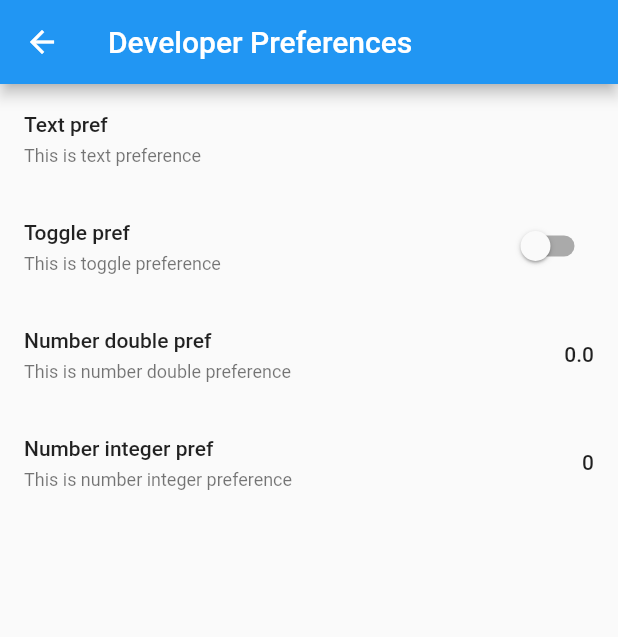
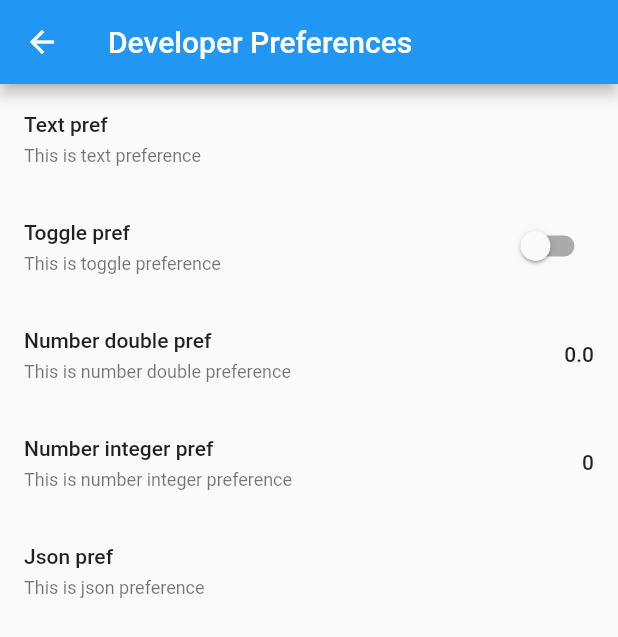
Before and after one commit to theRealGetman/feature-manager, a Flutter app: the screen it shows after launch, after a tap on "Open developer preferences", on a phone screen of 412 x 824 dp. Shown: the top 637 px of the screen. Run offline on Flutter 3.47's test engine with Material 2 defaults, Android fonts, the phone set to English and light mode, and no system bars; our stand-ins replace flutter_bloc, shared_preferences.

Commit message:
Release 1.1.0

```diff
--- a/example/lib/features.dart
+++ b/example/lib/features.dart
@@ -33,10 +33,19 @@ class Features {
     valueType: FeatureValueType.integerNumber,
   );
 
+  static const Feature jsonFeature = Feature(
+    key: 'dev-prefs-json-pref',
+    title: 'Json pref',
+    description: 'This is json preference',
+    defaultValue: "{value: 'Json default value'}",
+    valueType: FeatureValueType.json,
+  );
+
   static const List<Feature> values = <Feature>[
     Features.textFeature,
     Features.booleanFeature,
     Features.doubleFeature,
     Features.integerFeature,
+    Features.jsonFeature,
   ];
 }
--- a/example/lib/main.dart
+++ b/example/lib/main.dart
@@ -1,10 +1,29 @@
 import 'package:feature_manager/feature_manager.dart';
 import 'package:flutter/material.dart';
+import 'package:shared_preferences/shared_preferences.dart';
+import 'package:provider/provider.dart';
 
 import 'features.dart';
 
-void main() {
-  runApp(MyApp());
+void main() async {
+  WidgetsFlutterBinding.ensureInitialized();
+  final SharedPreferences sharedPreferences =
+      await SharedPreferences.getInstance();
+  runApp(
+    MultiProvider(
+      providers: [
+        Provider.value(
+          value: sharedPreferences,
+        ),
+        Provider<FeatureManager>(
+          create: (BuildContext context) => FeatureManager(
+            sharedPreferences: context.read(),
+          ),
+        ),
+      ],
+      child: MyApp(),
+    ),
+  );
 }
 
 class MyApp extends StatelessWidget {
@@ -26,10 +45,10 @@ class MyHomePage extends StatefulWidget {
 }
 
 class _MyHomePageState extends State<MyHomePage> {
-  FeatureManager featureManager = FeatureManager();
-
   @override
   Widget build(BuildContext context) {
+    final bool isEnabled =
+        context.read<FeatureManager>().isEnabled(Features.booleanFeature);
     return Scaffold(
       appBar: AppBar(
         title: Text('Feature Manager Demo Application'),
@@ -38,12 +57,7 @@ class _MyHomePageState extends State<MyHomePage> {
         child: Column(
           mainAxisSize: MainAxisSize.min,
           children: [
-            FutureBuilder<bool>(
-              initialData: Features.booleanFeature.defaultValue as bool,
-              future: featureManager.isEnabled(Features.booleanFeature),
-              builder: (BuildContext context, snapshot) {
-                final bool isEnabled = snapshot.data ?? false;
-                return Text.rich(
+            Text.rich(
               TextSpan(
                 text: 'Feature toggle ',
                 children: <InlineSpan>[
@@ -55,8 +69,6 @@ class _MyHomePageState extends State<MyHomePage> {
                   ),
                 ],
               ),
-                );
-              },
             ),
             const SizedBox(height: 16.0),
             ElevatedButton(
@@ -66,7 +78,10 @@ class _MyHomePageState extends State<MyHomePage> {
                     .push(
                   MaterialPageRoute(
                     builder: (BuildContext context) =>
-                        DeveloperPreferencesScreen(Features.values),
+                        DeveloperPreferencesScreen(
+                      featuresList: Features.values,
+                      sharedPreferences: context.read(),
+                    ),
                   ),
                 )
                     .then((value) {
--- a/lib/src/data/feature_repository.dart
+++ b/lib/src/data/feature_repository.dart
@@ -4,11 +4,15 @@ import 'package:feature_manager/src/domain/models/feature.dart';
 import 'package:shared_preferences/shared_preferences.dart';
 
 class FeatureRepository {
-  FeatureRepository(this.featuresList) {
+  FeatureRepository({
+    required this.featuresList,
+    required this.sharedPreferences,
+  }) {
     _featuresStreamController = StreamController<List<Feature>>.broadcast();
   }
 
   final List<Feature> featuresList;
+  final SharedPreferences sharedPreferences;
 
   late StreamController<List<Feature>> _featuresStreamController;
 
@@ -16,8 +20,7 @@ class FeatureRepository {
 
   Future<List<Feature>> getFeatures() async {
     final List<Feature> updatedFeatures = [];
-    final SharedPreferences sharedPreferences =
-        await SharedPreferences.getInstance();
+    await sharedPreferences.reload();
 
     for (final Feature feature in featuresList) {
       updatedFeatures.add(
@@ -36,9 +39,6 @@ class FeatureRepository {
     Feature feature,
     Object? value,
   ) async {
-    final SharedPreferences sharedPreferences =
-        await SharedPreferences.getInstance();
-
     switch (feature.valueType) {
       case FeatureValueType.toggle:
         await sharedPreferences.setBool(feature.key, value as bool);
@@ -50,6 +50,7 @@ class FeatureRepository {
         await sharedPreferences.setInt(feature.key, value as int);
         break;
       case FeatureValueType.text:
+      case FeatureValueType.json:
         await sharedPreferences.setString(feature.key, value as String);
         break;
     }
--- a/lib/src/domain/models/feature.dart
+++ b/lib/src/domain/models/feature.dart
@@ -73,4 +73,5 @@ class Feature {
 }
 
 enum FeatureType { feature, experiment }
-enum FeatureValueType { text, toggle, doubleNumber, integerNumber }
+
+enum FeatureValueType { text, toggle, doubleNumber, integerNumber, json }
--- a/lib/src/presentation/feature_item.dart
+++ b/lib/src/presentation/feature_item.dart
@@ -33,7 +33,7 @@ class _FeatureItemState extends State<_FeatureItem> {
         item.valueType == FeatureValueType.integerNumber) {
       typeSpecificWidget = Text(
         item.value == null ? '${item.defaultValue}' : '${item.value}',
-        style: Theme.of(context).textTheme.bodyText1,
+        style: Theme.of(context).textTheme.bodyLarge,
       );
     } else {
       typeSpecificWidget = const SizedBox();
@@ -44,12 +44,12 @@ class _FeatureItemState extends State<_FeatureItem> {
     return ListTile(
       title: Text(
         item.title,
-        style: Theme.of(context).textTheme.bodyText1,
+        style: Theme.of(context).textTheme.bodyLarge,
       ),
       subtitle: isWithDescription
           ? Text(
               item.description,
-              style: Theme.of(context).textTheme.caption,
+              style: Theme.of(context).textTheme.bodySmall,
             )
           : null,
       trailing: typeSpecificWidget,
@@ -118,13 +118,13 @@ class _FeatureItemState extends State<_FeatureItem> {
           title: Column(
             crossAxisAlignment: CrossAxisAlignment.start,
             children: [
-              Text(item.title, style: Theme.of(context).textTheme.bodyText1),
+              Text(item.title, style: Theme.of(context).textTheme.bodyLarge),
               if (isWithDescription)
                 Row(
                   children: <Widget>[
                     Text(
                       item.description,
-                      style: Theme.of(context).textTheme.caption?.copyWith(
+                      style: Theme.of(context).textTheme.bodySmall?.copyWith(
                             color: Colors.grey,
                           ),
                     ),
@@ -141,7 +141,7 @@ class _FeatureItemState extends State<_FeatureItem> {
                 'Save',
                 style: Theme.of(context)
                     .textTheme
-                    .bodyText1
+                    .bodyLarge
                     ?.copyWith(color: Colors.green),
               ),
               onPressed: () {
@@ -165,7 +165,7 @@ class _FeatureItemState extends State<_FeatureItem> {
                 'Cancel',
                 style: Theme.of(context)
                     .textTheme
-                    .bodyText1
+                    .bodyLarge
                     ?.copyWith(color: Colors.red),
               ),
               onPressed: () {
--- a/lib/src/presentation/features_screen.dart
+++ b/lib/src/presentation/features_screen.dart
@@ -4,22 +4,28 @@ import 'package:feature_manager/src/domain/models/feature.dart';
 import 'package:flutter/material.dart';
 import 'package:flutter/services.dart';
 import 'package:flutter_bloc/flutter_bloc.dart';
+import 'package:shared_preferences/shared_preferences.dart';
 
 part 'feature_item.dart';
 
 class DeveloperPreferencesScreen extends StatelessWidget {
-  const DeveloperPreferencesScreen(
-    this.featuresList, {
+  const DeveloperPreferencesScreen({
     Key? key,
+    required this.sharedPreferences,
+    required this.featuresList,
   }) : super(key: key);
 
   final List<Feature> featuresList;
+  final SharedPreferences sharedPreferences;
 
   @override
   Widget build(BuildContext context) {
     return BlocProvider<FeaturesCubit>(
       create: (BuildContext context) => FeaturesCubit(
-        FeatureRepository(featuresList),
+        FeatureRepository(
+          featuresList: featuresList,
+          sharedPreferences: sharedPreferences,
+        ),
       )..getFeatures(),
       child: _DeveloperPreferencesWidget(),
     );
@@ -77,7 +83,7 @@ class _DeveloperPreferencesWidget extends StatelessWidget {
     return Center(
       child: Text(
         'Error while getting preferences',
-        style: Theme.of(context).textTheme.headline3,
+        style: Theme.of(context).textTheme.displaySmall,
       ),
     );
   }
@@ -86,7 +92,7 @@ class _DeveloperPreferencesWidget extends StatelessWidget {
     return Center(
       child: Text(
         'There are no preferences',
-        style: Theme.of(context).textTheme.headline3,
+        style: Theme.of(context).textTheme.displaySmall,
       ),
     );
   }
--- a/lib/src/utils/feature_manager.dart
+++ b/lib/src/utils/feature_manager.dart
@@ -1,11 +1,17 @@
+import 'dart:convert';
+
 import 'package:feature_manager/src/domain/models/feature.dart';
 import 'package:shared_preferences/shared_preferences.dart';
 
 class FeatureManager {
-  Future<bool> isEnabled(Feature feature) async {
+  final SharedPreferences sharedPreferences;
+
+  FeatureManager({
+    required this.sharedPreferences,
+  });
+
+  bool isEnabled(Feature feature) {
     if (feature.valueType == FeatureValueType.toggle) {
-      SharedPreferences sharedPreferences =
-          await SharedPreferences.getInstance();
       return sharedPreferences.getBool(feature.key) ??
           feature.defaultValue as bool? ??
           false;
@@ -14,8 +20,31 @@ class FeatureManager {
     }
   }
 
-  Future<Object?> getValue(Feature feature) async {
-    SharedPreferences sharedPreferences = await SharedPreferences.getInstance();
+  Object? getValue(Feature feature) {
     return sharedPreferences.get(feature.key) ?? feature.defaultValue;
   }
+
+  String? getString(Feature feature) {
+    return sharedPreferences.getString(feature.key);
+  }
+
+  int? getInt(Feature feature) {
+    return sharedPreferences.getInt(feature.key);
+  }
+
+  double? getDouble(Feature feature) {
+    return sharedPreferences.getDouble(feature.key);
+  }
+
+  Map<String, dynamic>? getJson(Feature feature) {
+    final String? value = getString(feature);
+    if (value == null || value.isEmpty) {
+      return null;
+    }
+    final Map<String, dynamic> decodedMap =
+        jsonDecode(value) as Map<String, dynamic>;
+    return decodedMap;
+  }
+
+
 }
```
Also changed, not shown: pubspec.yaml (+9 -6 lines), example/pubspec.lock, pubspec.lock, 12 other files. Lines whose indentation alone changed are shown as unchanged.
